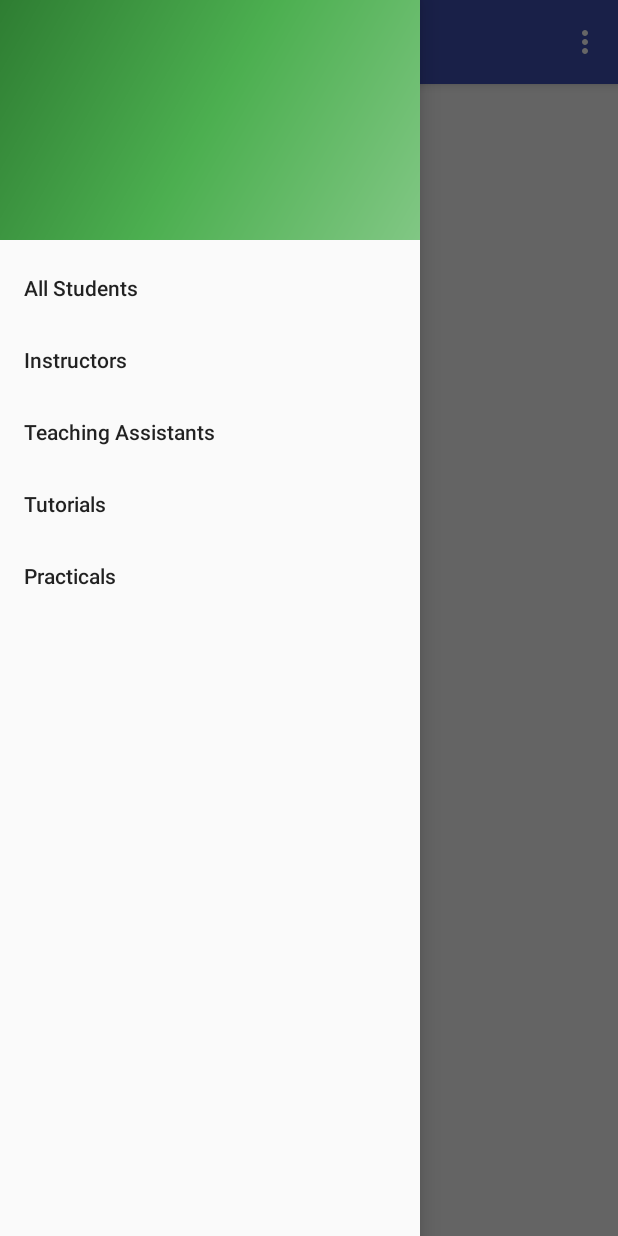
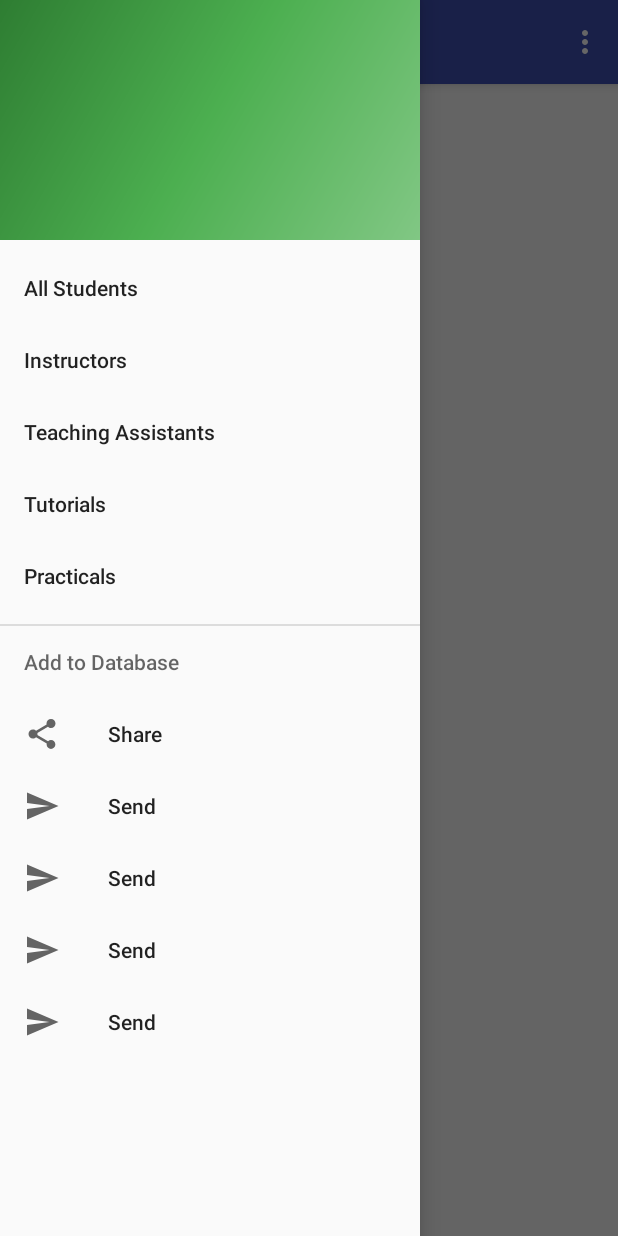
Before and after one commit to UTAid/TAidAndroidClient, an Android app: the screen it shows after launch (MainActivity), with the side drawer open, on a phone screen of 412 x 824 dp. Run offline under Robolectric (Android 15) with nearby library versions, the phone set to English and light mode, and no system bars; our stand-ins replace Volley; 2 statements that could not run were skipped.

Commit message:
beginning implementation of the local database

```diff
--- /dev/null
+++ b/TAid/app/src/main/java/com/shaimitchell/taid/LocalDb/TAidDbHandler.java
@@ -0,0 +1,59 @@
+package com.shaimitchell.taid.LocalDb;
+
+import android.content.Context;
+import android.database.sqlite.SQLiteDatabase;
+import android.database.sqlite.SQLiteOpenHelper;
+
+/**
+ * Class to handle to SQLite queries
+ */
+public class TAidDbHandler extends SQLiteOpenHelper {
+
+    public static final int DATABASE_VERSION = 1;
+    public static final String DATABASE_NAME = "TAid.db";
+    public static final String DB_PATH= "/data/data/taid/databases";
+
+    // used for singleton pattern
+    private static TAidDbHandler dbInstance;
+
+    private static final String TEXT_TYPE = " TEXT";
+    private static final String COMMA_SEP = ",";
+    private static final String CREATE_STUDENT_TABLE =
+            "CREATE TABLE IF NOT EXISTS " + DbContract.StudentTable.TABLE_NAME + " (" +
+                    DbContract.StudentTable. _ID + " INTEGER PRIMARY KEY," +
+                    DbContract.StudentTable.COLUMN_NAME_URL + TEXT_TYPE + COMMA_SEP +
+                    DbContract.StudentTable.COLUMN_NAME_STUDENT_NUMBER + TEXT_TYPE + COMMA_SEP +
+                    DbContract.StudentTable.COLUMN_NAME_UNIVERSITY_ID + TEXT_TYPE + COMMA_SEP +
+                    DbContract.StudentTable.COLUMN_NAME_FIRST_NAME + TEXT_TYPE + COMMA_SEP +
+                    DbContract.StudentTable.COLUMN_NAME_LAST_NAME + TEXT_TYPE + COMMA_SEP +
+                    DbContract.StudentTable.COLUMN_NAME_EMAIL + TEXT_TYPE + " )";
+    private static final String DELETE_STUDENT_TABLE =
+            "DROP TABLE IF EXISTS " + DbContract.StudentTable.TABLE_NAME;
+
+    public static synchronized TAidDbHandler getInstance(Context context) {
+        // Use the application context, which will ensure that you
+        // don't accidentally leak an Activity's context.
+        // See this article for more information: http://bit.ly/6LRzfx
+        if (dbInstance == null) {
+            dbInstance = new TAidDbHandler(context.getApplicationContext());
+        }
+        return dbInstance;
+    }
+
+    public TAidDbHandler(Context context){
+        super(context, DATABASE_NAME, null, DATABASE_VERSION);
+    }
+
+    @Override
+    public void onCreate(SQLiteDatabase db) {
+        db.execSQL(CREATE_STUDENT_TABLE);
+    }
+
+    @Override
+    public void onUpgrade(SQLiteDatabase db, int oldVersion, int newVersion) {
+        // add more for the other tables
+        db.execSQL(DELETE_STUDENT_TABLE);
+        onCreate(db);
+    }
+
+}
--- a/TAid/app/src/main/res/menu/activity_main_drawer.xml
+++ b/TAid/app/src/main/res/menu/activity_main_drawer.xml
@@ -22,17 +22,29 @@
             android:title="Practicals" />
     </group>
 
-    <!--<item android:title="Communicate">-->
-        <!--<menu>-->
-            <!--<item-->
-                <!--android:id="@+id/nav_share"-->
-                <!--android:icon="@drawable/ic_menu_share"-->
-                <!--android:title="Share" />-->
-            <!--<item-->
-                <!--android:id="@+id/nav_send"-->
-                <!--android:icon="@drawable/ic_menu_send"-->
-                <!--android:title="Send" />-->
-        <!--</menu>-->
-    <!--</item>-->
+    <item android:title="Add to Database">
+        <menu>
+            <item
+                android:id="@+id/nav_share"
+                android:icon="@drawable/ic_menu_share"
+                android:title="Share" />
+            <item
+                android:id="@+id/nav_send"
+                android:icon="@drawable/ic_menu_send"
+                android:title="Send" />
+            <item
+                android:id="@+id/nav_send1"
+                android:icon="@drawable/ic_menu_send"
+                android:title="Send" />
+            <item
+                android:id="@+id/nav_send2"
+                android:icon="@drawable/ic_menu_send"
+                android:title="Send" />
+            <item
+                android:id="@+id/nav_send3"
+                android:icon="@drawable/ic_menu_send"
+                android:title="Send" />
+        </menu>
+    </item>
 
 </menu>
```
Also changed, not shown: TAid/app/src/main/java/com/shaimitchell/taid/Fragments/MultiEntryFragment.java (+52 -28 lines), TAid/app/src/main/java/com/shaimitchell/taid/LocalDb/DBContract.java (added, +22 -0 lines), TAid/app/src/main/java/com/shaimitchell/taid/LocalDb/DbAdapter.java (added, +70 -0 lines), TAid/app/src/main/java/com/shaimitchell/taid/MainActivity.java (+37 -15 lines), TAid/app/src/main/java/com/shaimitchell/taid/Models/Student.java (added, +75 -0 lines).
